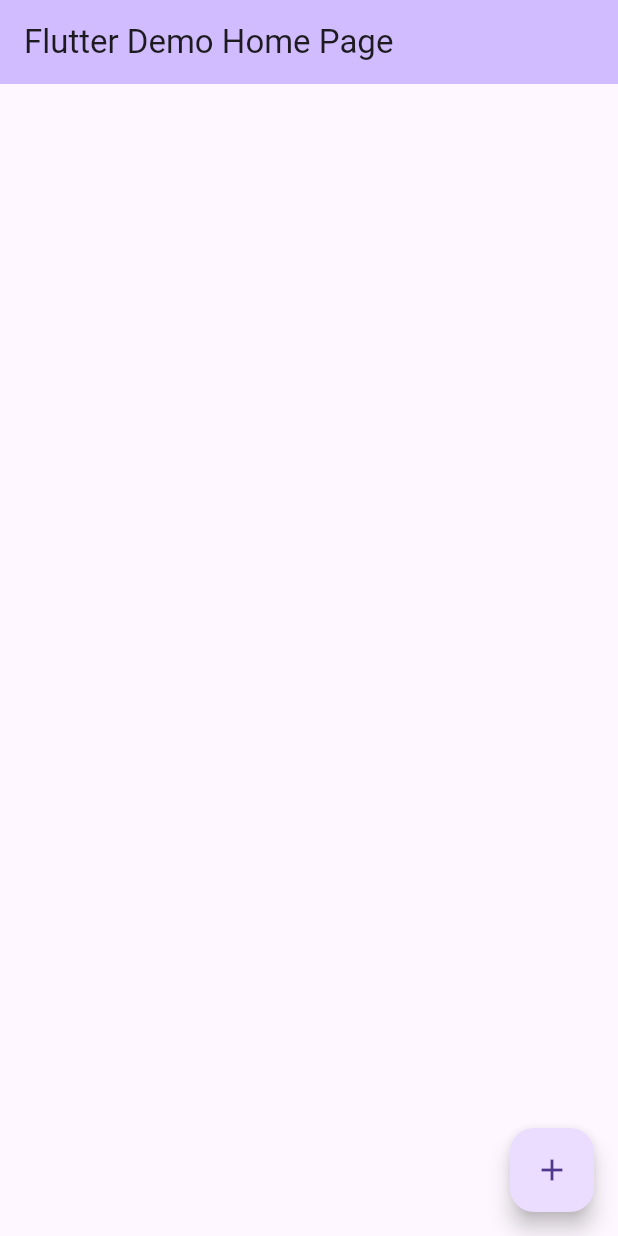
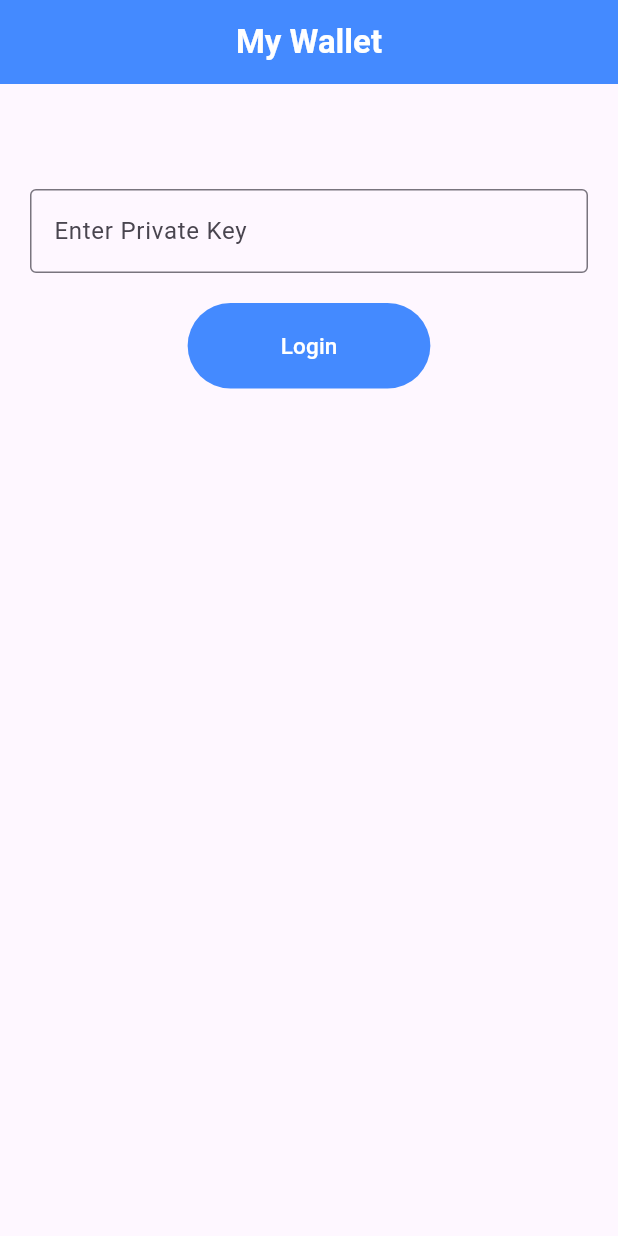
Before and after one commit to imeshthana/wallet-mobile-dapp, a Flutter app: the screen it shows after launch, on a phone screen of 412 x 824 dp. Run offline on Flutter 3.47's test engine with Material 3 defaults, Android fonts, the phone set to English and light mode, and no system bars; our stand-ins replace device_preview; missing offline and left inert: web3dart; project files that could hold a hidden picture were left out.

```diff
--- a/client/lib/constants/constant.dart
+++ b/client/lib/constants/constant.dart
@@ -0,0 +1 @@
+final contractAddress = '0xe7f1725E7734CE288F8367e1Bb143E90bb3F0512';
--- a/client/lib/main.dart
+++ b/client/lib/main.dart
@@ -1,43 +1,28 @@
+import 'package:client/contracts/contract.dart';
+import 'package:client/screens/login.dart';
 import 'package:flutter/material.dart';
+import 'package:device_preview/device_preview.dart';
+import 'package:provider/provider.dart';
 
 void main() {
-  runApp(const MyApp());
+  runApp(
+    DevicePreview(
+      builder: (context) => ChangeNotifierProvider(
+        create: (context) => Contract(),
+        child: const MyWallet(),
+      ),
+    ),
+  );
 }
 
-class MyApp extends StatelessWidget {
-  const MyApp({super.key});
+class MyWallet extends StatelessWidget {
+  const MyWallet({super.key});
 
   @override
   Widget build(BuildContext context) {
     return MaterialApp(
-      title: 'Flutter Demo',
-      home: const MyHomePage(title: 'Flutter Demo Home Page'),
+      title: 'MyWallet',
+      home: Login(),
     );
   }
 }
-
-class MyHomePage extends StatefulWidget {
-  const MyHomePage({super.key, required this.title});
-  final String title;
-
-  @override
-  State<MyHomePage> createState() => _MyHomePageState();
-}
-
-class _MyHomePageState extends State<MyHomePage> {
-  @override
-  Widget build(BuildContext context) {
-    return Scaffold(
-      appBar: AppBar(
-        backgroundColor: Theme.of(context).colorScheme.inversePrimary,
-        title: Text(widget.title),
-      ),
-      body: Center(),
-      floatingActionButton: FloatingActionButton(
-        onPressed: () {},
-        tooltip: 'Increment',
-        child: const Icon(Icons.add),
-      ),
-    );
-  }
-}
--- /dev/null
+++ b/client/lib/screens/login.dart
@@ -0,0 +1,82 @@
+import 'package:client/contracts/contract.dart';
+import 'package:client/screens/home.dart';
+import 'package:flutter/material.dart';
+import 'package:flutter/services.dart';
+import 'package:provider/provider.dart';
+
+class Login extends StatefulWidget {
+  const Login({super.key});
+
+  @override
+  State<Login> createState() => _LoginState();
+}
+
+class _LoginState extends State<Login> {
+  TextEditingController _privateKey = TextEditingController();
+
+  void connectWallet() async {
+    try {
+      if (_privateKey.text.isNotEmpty) {
+        await Provider.of<Contract>(context, listen: false)
+            .initializeContract(_privateKey.text);
+        Navigator.pushReplacement(
+            context, MaterialPageRoute(builder: (context) => Home()));
+      }
+    } catch (e) {
+      print(e);
+    }
+  }
+
+  @override
+  Widget build(BuildContext context) {
+    final contractProvider = Provider.of<Contract>(context);
+
+    return Scaffold(
+        appBar: AppBar(
+          backgroundColor: Colors.blueAccent,
+          title: Center(
+            child: Text(
+              "My Wallet",
+              style:
+                  TextStyle(fontWeight: FontWeight.bold, color: Colors.white),
+            ),
+          ),
+        ),
+        body: Padding(
+          padding: const EdgeInsets.all(20.0),
+          child: Column(
+            children: [
+              SizedBox(
+                height: 50,
+              ),
+              TextField(
+                controller: _privateKey,
+                decoration: const InputDecoration(
+                  labelText: 'Enter Private Key',
+                  border: OutlineInputBorder(),
+                ),
+              ),
+              const SizedBox(
+                height: 20,
+              ),
+              contractProvider.isLoading
+                  ? CircularProgressIndicator()
+                  : TextButton(
+                      onPressed: connectWallet,
+                      child: Padding(
+                        padding: EdgeInsets.symmetric(
+                            horizontal: 50.0, vertical: 10),
+                        child: Text(
+                          'Login',
+                          style: TextStyle(color: Colors.white, fontSize: 15),
+                        ),
+                      ),
+                      style: ButtonStyle(
+                          backgroundColor:
+                              MaterialStateProperty.all(Colors.blueAccent)),
+                    )
+            ],
+          ),
+        ));
+  }
+}
--- a/client/pubspec.yaml
+++ b/client/pubspec.yaml
@@ -63,8 +63,8 @@ flutter:
   uses-material-design: true
 
   # To add assets to your application, add an assets section, like this:
-  # assets:
-  #   - images/a_dot_burr.jpeg
+  assets:
+    - assets/DaiToken.json
   #   - images/a_dot_ham.jpeg
 
   # An image asset can refer to one or more resolution-specific "variants", see
```
Also changed, not shown: client/assets/DaiToken.json (added, +330 -0 lines), client/lib/contracts/contract.dart (+113 -0 lines), client/lib/screens/home.dart (added, +155 -0 lines), 3 other files.
